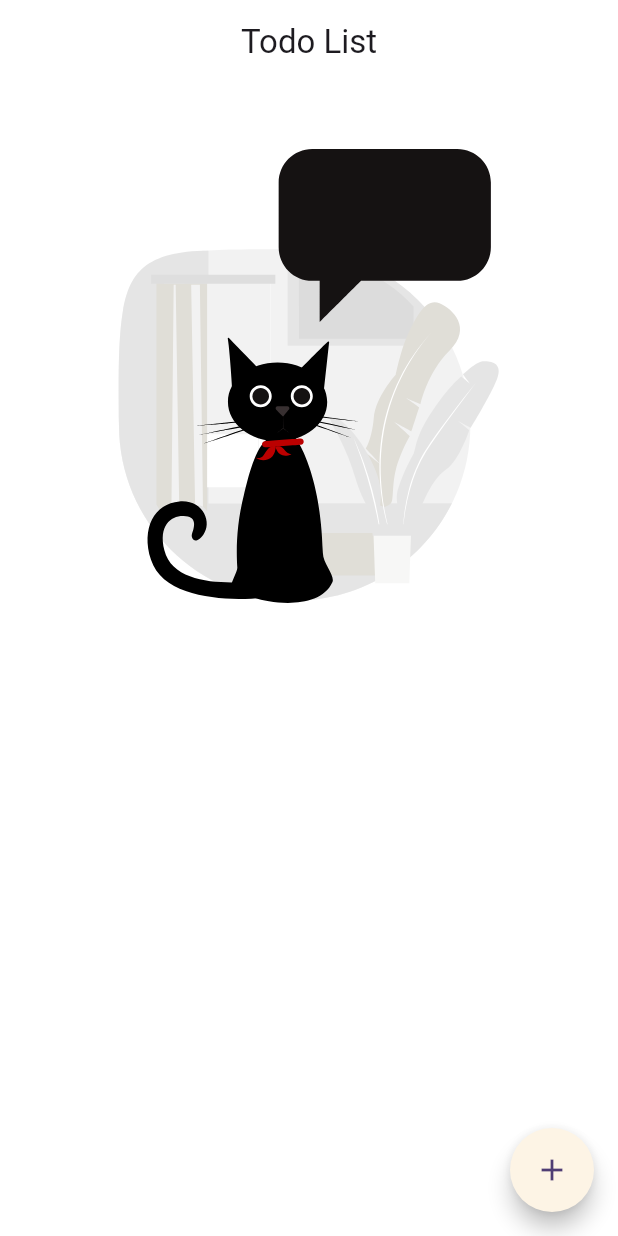
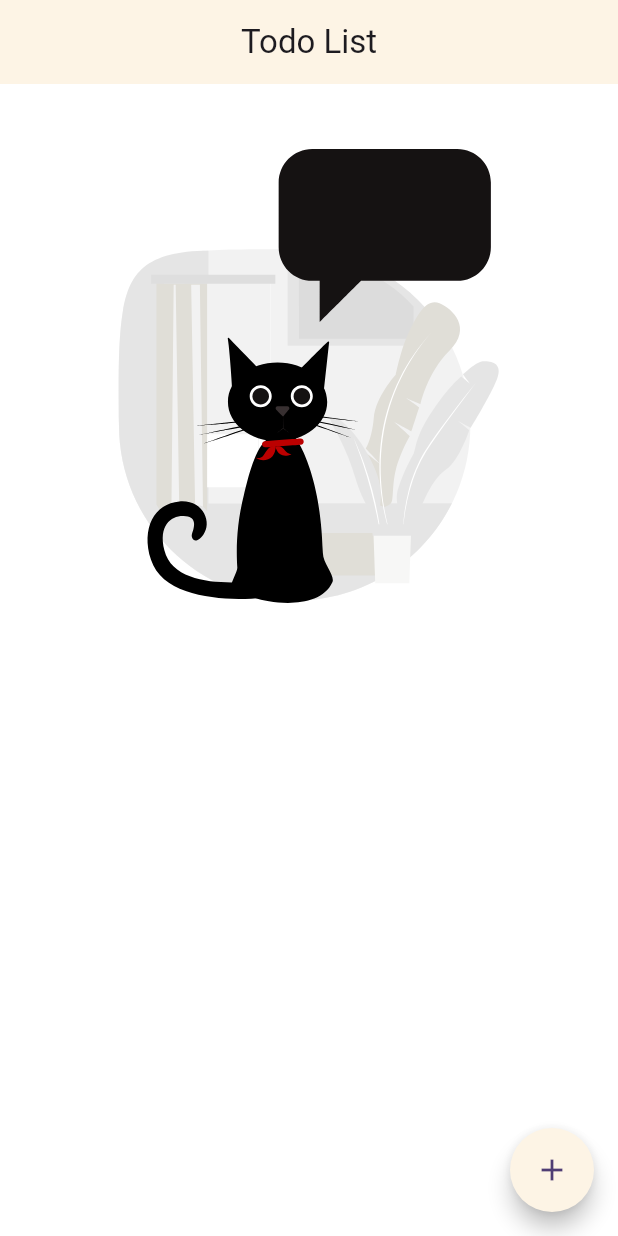
Before and after one commit to Sibin23/Note-App, a Flutter app: the screen it shows after launch, on a phone screen of 412 x 824 dp. Run offline on Flutter 3.47's test engine with Material 3 defaults, Android fonts, the phone set to English and light mode, and no system bars; our stand-ins replace bloc, equatable, flutter_bloc, google_fonts, lottie; missing offline and left inert: animated_snack_bar; network calls fail.

Commit message:
did changes in Ui and snackbar

```diff
--- a/note_app/lib/core/constants/constants.dart
+++ b/note_app/lib/core/constants/constants.dart
@@ -16,6 +16,7 @@ final titleTextStyle = GoogleFonts.roboto(
 void customSnackBar(BuildContext context, String statusMsg, String message,
     AnimatedSnackBarType snackbarType) {
   return AnimatedSnackBar.rectangle(
+    duration: const Duration(seconds: 2),
     statusMsg,
     message,
     type: snackbarType,
--- a/note_app/lib/presentation/screens/edit_screen/screen_todo_edit.dart
+++ b/note_app/lib/presentation/screens/edit_screen/screen_todo_edit.dart
@@ -136,7 +136,6 @@ class _ScreenTodoEditState extends State<ScreenTodoEdit> {
                                       isCompleted: widget.todo.isCompleted!,
                                     ));
                                 if (state is TodoSuccess) {
-                                  print('hehehehe');
                                   titleController.clear();
                                   descriptionController.clear();
                                   widget.todo.isCompleted = false;
--- a/note_app/lib/presentation/screens/home/screen_home.dart
+++ b/note_app/lib/presentation/screens/home/screen_home.dart
@@ -16,6 +16,7 @@ class ScreenHome extends StatelessWidget {
     context.read<TodoBloc>().add(GetallNotesEvent());
     return Scaffold(
       appBar: AppBar(
+        backgroundColor: appTheme,
         centerTitle: true,
         title: const Text("Todo List"),
       ),
```
